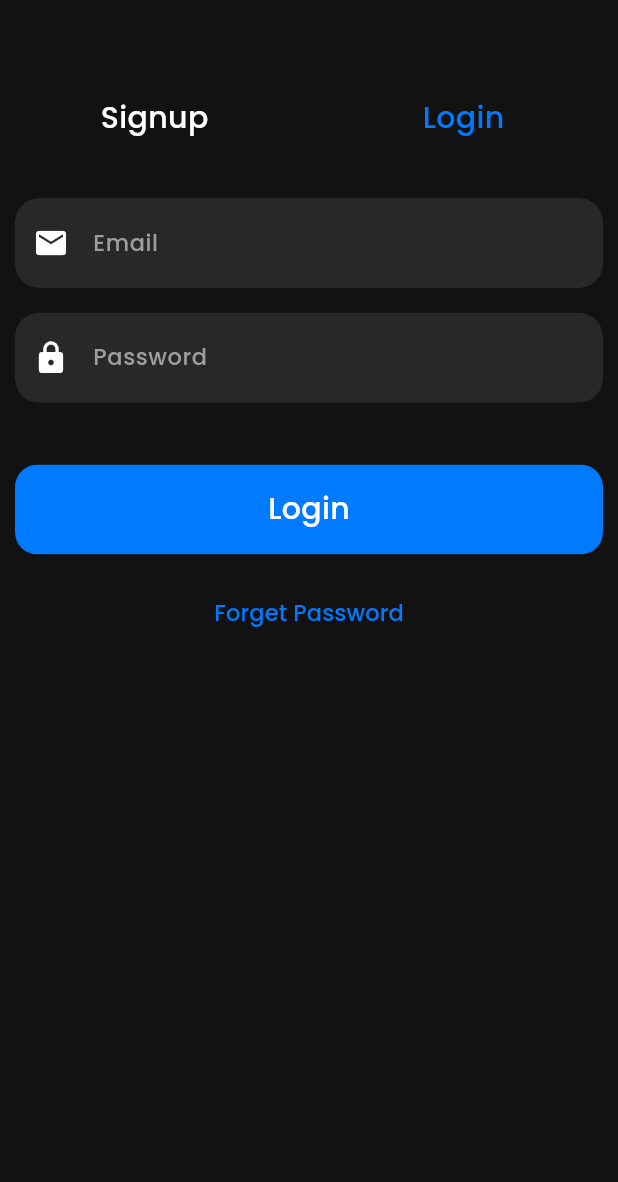
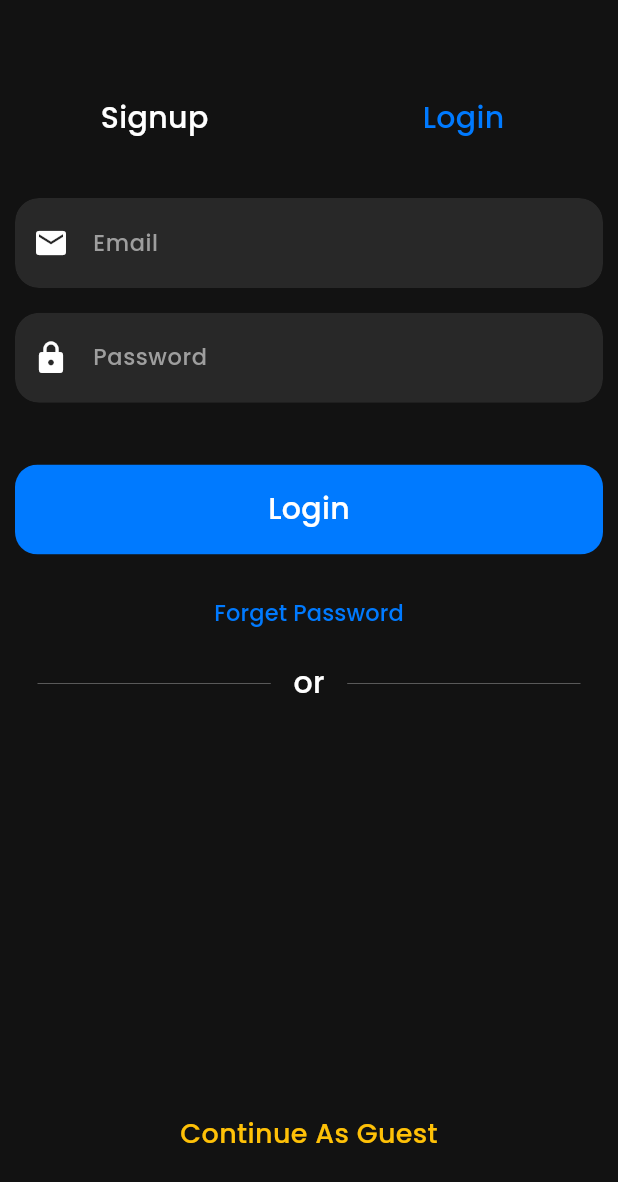
Before and after one commit to manoharacharyaa/intrencity, a Flutter app: the screen it shows after launch, tab 2 chosen, on a phone screen of 412 x 824 dp. Shown: the top 1182 px of the screen. Run offline on Flutter 3.47's test engine with Material 3 defaults, Android fonts, the phone set to English and light mode, and no system bars; drawn by our look-alikes of figma_squircle; our stand-ins replace carousel_slider, cloud_firestore, country_picker, email_validator, firebase_auth, firebase_core and 7 more; missing offline and left inert: another_dashed_container, currency_picker; accounts and stored records are empty.

Commit message:
20.guest user

```diff
--- a/analysis_options.yaml
+++ b/analysis_options.yaml
@@ -1 +1,4 @@
 include: package:flutter_lints/flutter.yaml
+analyzer:
+  errors:
+    library_private_types_in_public_api: ignore
--- a/lib/home_page.dart
+++ b/lib/home_page.dart
@@ -1,8 +1,8 @@
 import 'package:flutter/material.dart';
 import 'package:intrencity_provider/constants/colors.dart';
-import 'package:intrencity_provider/pages/user/my_booking_page.dart';
-import 'package:intrencity_provider/pages/user/parking_list_page.dart';
-import 'package:intrencity_provider/pages/user/post_space_page.dart';
+import 'package:intrencity_provider/views/user/my_booking_page.dart';
+import 'package:intrencity_provider/views/user/parking_list_page.dart';
+import 'package:intrencity_provider/views/user/post_space_page.dart';
 
 class HomePage extends StatefulWidget {
   const HomePage({super.key});
--- a/lib/main.dart
+++ b/lib/main.dart
@@ -4,7 +4,7 @@ import 'package:firebase_core/firebase_core.dart';
 import 'package:flutter/material.dart';
 import 'package:intrencity_provider/constants/theme.dart';
 import 'package:intrencity_provider/home_page.dart';
-import 'package:intrencity_provider/pages/auth/auth_page.dart';
+import 'package:intrencity_provider/views/auth/auth_page.dart';
 import 'package:intrencity_provider/providers/admin_provider.dart';
 import 'package:intrencity_provider/providers/auth_provider.dart';
 import 'package:intrencity_provider/providers/booking_provider.dart';
--- a/lib/providers/auth_provider.dart
+++ b/lib/providers/auth_provider.dart
@@ -5,6 +5,13 @@ import 'package:google_sign_in/google_sign_in.dart';
 import 'package:intrencity_provider/model/user_profile_model.dart';
 
 class AuthenticationProvider extends ChangeNotifier {
+  bool isGuest = false;
+
+  void toggleGuest() {
+    isGuest = true;
+    notifyListeners();
+  }
+
   Future<dynamic> signInWithGoogle() async {
     try {
       final GoogleSignInAccount? googleUser = await GoogleSignIn().signIn();
--- a/lib/pages/admin/admin_pannel.dart
+++ b/lib/views/admin/admin_pannel.dart
@@ -1,6 +1,6 @@
 import 'package:flutter/material.dart';
 import 'package:intrencity_provider/constants/colors.dart';
-import 'package:intrencity_provider/pages/auth/auth_page.dart';
+import 'package:intrencity_provider/views/auth/auth_page.dart';
 import 'package:intrencity_provider/providers/auth_provider.dart';
 import 'package:intrencity_provider/widgets/admin_slot_container.dart';
 import 'package:provider/provider.dart';
--- a/lib/pages/auth/auth_page.dart
+++ b/lib/views/auth/auth_page.dart
@@ -1,7 +1,7 @@
 import 'package:flutter/material.dart';
 import 'package:intrencity_provider/constants/colors.dart';
-import 'package:intrencity_provider/pages/auth/login_page.dart';
-import 'package:intrencity_provider/pages/auth/signup_page.dart';
+import 'package:intrencity_provider/views/auth/login_page.dart';
+import 'package:intrencity_provider/views/auth/signup_page.dart';
 
 class AuthPage extends StatelessWidget {
   const AuthPage({super.key});
--- a/lib/pages/auth/login_page.dart
+++ b/lib/views/auth/login_page.dart
@@ -7,10 +7,12 @@ import 'package:intrencity_provider/constants/colors.dart';
 import 'package:intrencity_provider/home_page.dart';
 import 'package:intrencity_provider/providers/auth_provider.dart';
 import 'package:intrencity_provider/providers/validator_provider.dart';
+import 'package:intrencity_provider/views/user/parking_list_page.dart';
 import 'package:intrencity_provider/widgets/auth_button.dart';
 import 'package:intrencity_provider/widgets/custom_text_form_field.dart';
 import 'package:email_validator/email_validator.dart';
 import 'package:intrencity_provider/widgets/dilogue_widget.dart';
+import 'package:intrencity_provider/widgets/smooth_container.dart';
 import 'package:lottie/lottie.dart';
 import 'package:provider/provider.dart';
 
@@ -229,6 +231,53 @@ class _LoginPageState extends State<LoginPage> {
                     ),
                   ),
                 ),
+                const Row(
+                  children: [
+                    Expanded(
+                      child: Padding(
+                        padding: EdgeInsets.all(15),
+                        child: Divider(
+                          thickness: 0.2,
+                        ),
+                      ),
+                    ),
+                    Text('or'),
+                    Expanded(
+                      child: Padding(
+                        padding: EdgeInsets.all(15),
+                        child: Divider(
+                          thickness: 0.2,
+                        ),
+                      ),
+                    ),
+                  ],
+                ),
+                SizedBox(height: size.height * 0.3),
+                GestureDetector(
+                  onTap: () {
+                    auth.toggleGuest();
+                    Navigator.push(
+                      context,
+                      MaterialPageRoute(
+                        builder: (context) => const ParkingListPage(),
+                      ),
+                    );
+                  },
+                  child: const SmoothContainer(
+                    height: 60,
+                    width: double.infinity,
+                    cornerRadius: 15,
+                    child: Center(
+                      child: Text(
+                        "Continue As Guest",
+                        style: TextStyle(
+                          color: Colors.amber,
+                          fontSize: 18,
+                        ),
+                      ),
+                    ),
+                  ),
+                ),
               ],
             ),
           ),
--- a/lib/pages/user/post_space_page.dart
+++ b/lib/views/user/post_space_page.dart
@@ -109,7 +109,9 @@ class _SpacePostingPageState extends State<SpacePostingPage> {
           docId: docRef.id, // Assign the generated docId
           spaceName: spaceNameController.text,
           spacePrice: spacePriceController.text,
-          selectedCurrency: selectedCurrencyController.text,
+          selectedCurrency: selectedCurrencyController.text.isEmpty
+              ? '₹'
+              : selectedCurrencyController.text,
           spaceLocation: spaceLocationController.text,
           spaceSlots: spaceSlotsController.text,
           vehicleType: getSelectedVehicleTypes(),
@@ -556,7 +558,7 @@ class _SpacePostingPageState extends State<SpacePostingPage> {
                 height: height * 0.029,
               ),
               CustomButton(
-                title: 'Book',
+                title: 'Post',
                 isLoading: isLoading,
                 onTap: postSpace,
               ),
--- a/lib/widgets/booking_slot_container.dart
+++ b/lib/widgets/booking_slot_container.dart
@@ -1,7 +1,7 @@
 import 'package:another_dashed_container/another_dashed_container.dart';
 import 'package:flutter/material.dart';
 import 'package:intrencity_provider/constants/colors.dart';
-import 'package:intrencity_provider/pages/user/booking_page.dart';
+import 'package:intrencity_provider/views/user/booking_page.dart';
 import 'package:intrencity_provider/providers/booking_provider.dart';
 import 'package:provider/provider.dart';
 
--- a/lib/widgets/buttons/custom_button.dart
+++ b/lib/widgets/buttons/custom_button.dart
@@ -37,7 +37,7 @@ class CustomButton extends StatelessWidget {
           ),
           child: Container(
             width: double.infinity,
-            height: height * 0.07,
+            height: height * 0.062,
             color: primaryBlue,
             child: Center(
               child: isLoading
--- a/pubspec.yaml
+++ b/pubspec.yaml
@@ -10,7 +10,7 @@ dependencies:
     sdk: flutter
 
   cupertino_icons: ^1.0.6
-  firebase_core: ^3.2.0
+  firebase_core: ^3.6.0
   another_dashed_container: ^1.0.0
   google_fonts: ^6.2.1
   lottie: ^3.1.2
@@ -22,11 +22,11 @@ dependencies:
   provider:
   firebase_auth: ^5.1.2
   google_sign_in: ^6.2.1
-  cloud_firestore: ^5.3.0
+  cloud_firestore: ^5.4.4
   image_picker: ^1.1.2
   speech_to_text: ^6.6.2
   carousel_slider: ^5.0.0
-  firebase_storage: ^12.2.0
+  firebase_storage: ^12.3.3
   intl: ^0.19.0
   shimmer: ^3.0.0
   currency_picker: ^2.0.21
```
Also changed, not shown: lib/views/user/parking_list_page.dart (renamed from lib/pages/user/parking_list_page.dart, +13 -11 lines), lib/views/user/parking_space_details_page.dart (renamed from lib/pages/user/parking_space_details_page.dart, +26 -4 lines), lib/views/user/profile_page.dart (renamed from lib/pages/user/profile_page.dart, +7 -4 lines), lib/views/auth/signup_page.dart (renamed from lib/pages/auth/signup_page.dart), lib/views/user/booking_page.dart (renamed from lib/pages/user/booking_page.dart), lib/views/user/edit_post_page.dart (renamed from lib/pages/user/edit_post_page.dart), lib/views/user/my_booking_page.dart (renamed from lib/pages/user/my_booking_page.dart), lib/views/user/parking_slot_page.dart (renamed from lib/pages/user/parking_slot_page.dart), pubspec.lock, 1 other file.
